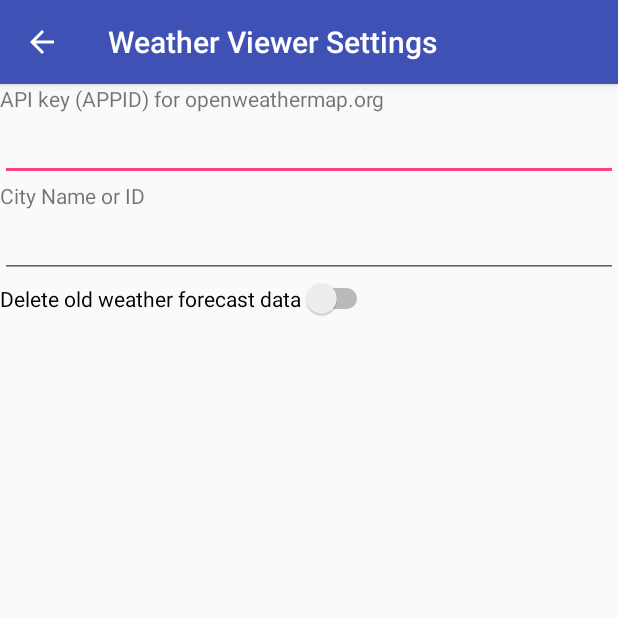
After one commit to trigor74/weatherviewer, an Android app: the SettingsActivity screen opened directly, with no data from a screen before it, on a phone screen of 412 x 824 dp, the top half of it. The commit adds this screen. Run offline under Robolectric (Android 15) with nearby library versions, the phone set to English and light mode, and no system bars; libraries missing offline, so code that uses them is left out: io.realm; 3 statements that could not run were skipped.

Commit message:
Added settings layout

```diff
--- a/app/build.gradle
+++ b/app/build.gradle
@@ -8,8 +8,8 @@ android {
         applicationId "com.itrifonov.weatherviewer"
         minSdkVersion 15
         targetSdkVersion 23
-        versionCode 2
-        versionName "2.0"
+        versionCode 3
+        versionName "2.0 alpha 2"
     }
     buildTypes {
         release {
--- a/app/src/main/java/com/itrifonov/weatherviewer/DetailActivity.java
+++ b/app/src/main/java/com/itrifonov/weatherviewer/activities/DetailActivity.java
@@ -1,9 +1,12 @@
-package com.itrifonov.weatherviewer;
+package com.itrifonov.weatherviewer.activities;
 
 import android.os.Bundle;
 import android.support.v7.app.ActionBar;
 import android.support.v7.app.AppCompatActivity;
 import android.support.v7.widget.Toolbar;
+
+import com.itrifonov.weatherviewer.R;
+import com.itrifonov.weatherviewer.fragments.ForecastDetailFragment;
 
 public class DetailActivity extends AppCompatActivity {
 
--- /dev/null
+++ b/app/src/main/java/com/itrifonov/weatherviewer/activities/SettingsActivity.java
@@ -0,0 +1,81 @@
+package com.itrifonov.weatherviewer.activities;
+
+import android.os.Bundle;
+import android.support.v7.app.ActionBar;
+import android.support.v7.app.AppCompatActivity;
+import android.support.v7.widget.Toolbar;
+import android.widget.EditText;
+import android.widget.Switch;
+
+import com.itrifonov.weatherviewer.R;
+import com.itrifonov.weatherviewer.models.Settings;
+
+import io.realm.Realm;
+import io.realm.RealmResults;
+
+public class SettingsActivity extends AppCompatActivity {
+
+    private Realm realm;
+    private EditText apiKey;
+    private EditText city;
+    private Switch delOldSwitch;
+
+    @Override
+    protected void onCreate(Bundle savedInstanceState) {
+        super.onCreate(savedInstanceState);
+        setContentView(R.layout.activity_settings);
+
+        Toolbar toolbar = (Toolbar) findViewById(R.id.toolbar);
+        setSupportActionBar(toolbar);
+        ActionBar actionBar = getSupportActionBar();
+        if (actionBar != null) {
+            actionBar.setDisplayHomeAsUpEnabled(true);
+        }
+
+        realm = Realm.getDefaultInstance();
+        apiKey = (EditText) findViewById(R.id.edit_text_api_key);
+        city = (EditText) findViewById(R.id.edit_text_city_name);
+        delOldSwitch = (Switch) findViewById(R.id.switch_delete_old_data);
+    }
+
+    @Override
+    protected void onStart() {
+        super.onStart();
+        RealmResults<Settings> realmResults = realm.allObjects(Settings.class);
+        if (realmResults.size() != 0) {
+            Settings settings = realmResults.first();
+            if (apiKey != null) {
+                apiKey.setText(settings.getApiKey());
+            }
+            if (city != null) {
+                city.setText(settings.getCity());
+            }
+            if (delOldSwitch != null) {
+                delOldSwitch.setChecked(settings.getDeleteOldData());
+            }
+        }
+    }
+
+    @Override
+    protected void onStop() {
+        super.onStop();
+        realm.beginTransaction();
+        Settings settings = realm.where(Settings.class).findFirst();
+        if (apiKey != null) {
+            settings.setApiKey(apiKey.getText().toString());
+        }
+        if (city != null) {
+            settings.setCity(city.getText().toString());
+        }
+        if (delOldSwitch != null) {
+            settings.setDeleteOldData(delOldSwitch.isChecked());
+        }
+        realm.commitTransaction();
+    }
+
+    @Override
+    protected void onDestroy() {
+        super.onDestroy();
+        realm.close();
+    }
+}
--- a/app/src/main/java/com/itrifonov/weatherviewer/WeatherApplication.java
+++ b/app/src/main/java/com/itrifonov/weatherviewer/application/WeatherApplication.java
@@ -1,4 +1,4 @@
-package com.itrifonov.weatherviewer;
+package com.itrifonov.weatherviewer.application;
 
 import android.app.Application;
 
--- a/app/src/main/java/com/itrifonov/weatherviewer/ForecastDetailFragment.java
+++ b/app/src/main/java/com/itrifonov/weatherviewer/fragments/ForecastDetailFragment.java
@@ -1,4 +1,4 @@
-package com.itrifonov.weatherviewer;
+package com.itrifonov.weatherviewer.fragments;
 
 import android.graphics.BitmapFactory;
 import android.os.Bundle;
@@ -11,6 +11,7 @@ import android.view.ViewGroup;
 import android.widget.ImageView;
 import android.widget.TextView;
 
+import com.itrifonov.weatherviewer.R;
 import com.itrifonov.weatherviewer.weatherapi.models.ForecastListItem;
 
 import java.text.SimpleDateFormat;
--- a/app/src/main/java/com/itrifonov/weatherviewer/ForecastListFragment.java
+++ b/app/src/main/java/com/itrifonov/weatherviewer/fragments/ForecastListFragment.java
@@ -1,4 +1,4 @@
-package com.itrifonov.weatherviewer;
+package com.itrifonov.weatherviewer.fragments;
 
 import android.content.Context;
 import android.os.Bundle;
@@ -12,6 +12,7 @@ import android.widget.AbsListView;
 import android.widget.AdapterView;
 import android.widget.ListView;
 
+import com.itrifonov.weatherviewer.R;
 import com.itrifonov.weatherviewer.weatherapi.models.ForecastListItem;
 import com.itrifonov.weatherviewer.weatherapi.WeatherAdapter;
 import com.itrifonov.weatherviewer.weatherapi.WeatherForecastUpdater;
--- a/app/src/main/java/com/itrifonov/weatherviewer/InfobarFragment.java
+++ b/app/src/main/java/com/itrifonov/weatherviewer/fragments/InfobarFragment.java
@@ -1,4 +1,4 @@
-package com.itrifonov.weatherviewer;
+package com.itrifonov.weatherviewer.fragments;
 
 import android.os.Bundle;
 import android.support.annotation.Nullable;
@@ -7,6 +7,9 @@ import android.view.LayoutInflater;
 import android.view.View;
 import android.view.ViewGroup;
 import android.widget.TextView;
+
+import com.itrifonov.weatherviewer.R;
+import com.itrifonov.weatherviewer.models.Settings;
 
 import java.text.DateFormat;
 
--- a/app/src/main/java/com/itrifonov/weatherviewer/Settings.java
+++ b/app/src/main/java/com/itrifonov/weatherviewer/models/Settings.java
@@ -1,4 +1,4 @@
-package com.itrifonov.weatherviewer;
+package com.itrifonov.weatherviewer.models;
 
 import io.realm.RealmObject;
 
--- a/app/src/main/java/com/itrifonov/weatherviewer/weatherapi/WeatherForecastUpdater.java
+++ b/app/src/main/java/com/itrifonov/weatherviewer/weatherapi/WeatherForecastUpdater.java
@@ -6,7 +6,7 @@ import com.google.gson.ExclusionStrategy;
 import com.google.gson.FieldAttributes;
 import com.google.gson.Gson;
 import com.google.gson.GsonBuilder;
-import com.itrifonov.weatherviewer.Settings;
+import com.itrifonov.weatherviewer.models.Settings;
 import com.itrifonov.weatherviewer.weatherapi.models.ForecastListItem;
 
 import java.io.ByteArrayOutputStream;
--- a/app/src/main/res/layout/activity_detail.xml
+++ b/app/src/main/res/layout/activity_detail.xml
@@ -9,14 +9,14 @@
 
     <fragment
         android:id="@+id/infobar"
-        android:name="com.itrifonov.weatherviewer.InfobarFragment"
+        android:name="com.itrifonov.weatherviewer.fragments.InfobarFragment"
         android:layout_width="match_parent"
         android:layout_height="wrap_content"
         tools:layout="@layout/fragment_infobar" />
 
     <fragment
         android:id="@+id/forecast_detail"
-        android:name="com.itrifonov.weatherviewer.ForecastDetailFragment"
+        android:name="com.itrifonov.weatherviewer.fragments.ForecastDetailFragment"
         android:layout_width="match_parent"
         android:layout_height="match_parent"
         tools:layout="@layout/fragment_forecast_detail" />
--- a/app/src/main/res/layout/activity_main.xml
+++ b/app/src/main/res/layout/activity_main.xml
@@ -4,7 +4,7 @@
     android:layout_width="match_parent"
     android:layout_height="match_parent"
     android:orientation="vertical"
-    tools:context=".MainActivity">
+    tools:context=".activities.MainActivity">
 
 
     <include layout="@layout/toolbar" />
@@ -20,14 +20,14 @@
 
             <fragment
                 android:id="@+id/infobar"
-                android:name="com.itrifonov.weatherviewer.InfobarFragment"
+                android:name="com.itrifonov.weatherviewer.fragments.InfobarFragment"
                 android:layout_width="match_parent"
                 android:layout_height="wrap_content"
                 tools:layout="@layout/fragment_infobar" />
 
             <fragment
                 android:id="@+id/forecast_list"
-                android:name="com.itrifonov.weatherviewer.ForecastListFragment"
+                android:name="com.itrifonov.weatherviewer.fragments.ForecastListFragment"
                 android:layout_width="match_parent"
                 android:layout_height="match_parent"
                 tools:layout="@layout/fragment_forecast_list" />
--- /dev/null
+++ b/app/src/main/res/layout/activity_settings.xml
@@ -0,0 +1,37 @@
+<?xml version="1.0" encoding="utf-8"?>
+<LinearLayout xmlns:android="http://schemas.android.com/apk/res/android"
+    android:layout_width="match_parent"
+    android:layout_height="match_parent"
+    android:orientation="vertical">
+
+    <include layout="@layout/toolbar" />
+
+    <TextView
+        android:id="@+id/text_view_api_key"
+        android:layout_width="wrap_content"
+        android:layout_height="wrap_content"
+        android:text="@string/settings_text_api_key" />
+
+    <EditText
+        android:id="@+id/edit_text_api_key"
+        android:layout_width="match_parent"
+        android:layout_height="wrap_content" />
+
+    <TextView
+        android:id="@+id/text_view_city_name"
+        android:layout_width="wrap_content"
+        android:layout_height="wrap_content"
+        android:text="@string/settings_text_city_name" />
+
+    <EditText
+        android:id="@+id/edit_text_city_name"
+        android:layout_width="match_parent"
+        android:layout_height="wrap_content" />
+
+    <Switch
+        android:id="@+id/switch_delete_old_data"
+        android:layout_width="wrap_content"
+        android:layout_height="wrap_content"
+        android:text="@string/settings_switch_delete_old_data" />
+
+</LinearLayout>
--- a/app/src/main/res/values/dimens.xml
+++ b/app/src/main/res/values/dimens.xml
@@ -2,5 +2,5 @@
     <!-- Default screen margins, per the Android Design guidelines. -->
     <dimen name="activity_horizontal_margin">16dp</dimen>
     <dimen name="activity_vertical_margin">16dp</dimen>
-    <dimen name="activity_list_width">350dp</dimen>
+    <dimen name="activity_list_width">280dp</dimen>
 </resources>
--- a/app/src/main/res/values/strings.xml
+++ b/app/src/main/res/values/strings.xml
@@ -1,5 +1,6 @@
 <resources>
     <string name="app_name">Weather Viewer</string>
+    <string name="app_settings">Weather Viewer Settings</string>
     <string name="action_refresh">Refresh</string>
     <string name="action_settings">Settings</string>
     <string name="action_search">Search</string>
@@ -14,4 +15,7 @@
     <string name="txt_snow">Snow volume for last 3 hours: %1$s</string>
     <string name="txt_no_data">Weather forecast is missing</string>
     <string name="txt_last_update">Last updated at %1$s</string>
+    <string name="settings_text_api_key">API key (APPID) for openweathermap.org</string>
+    <string name="settings_text_city_name">City Name or ID</string>
+    <string name="settings_switch_delete_old_data">Delete old weather forecast data</string>
 </resources>
```
Also changed, not shown: app/src/main/AndroidManifest.xml (+14 -5 lines), app/src/main/java/com/itrifonov/weatherviewer/activities/MainActivity.java (renamed from app/src/main/java/com/itrifonov/weatherviewer/MainActivity.java, +7 -2 lines), app/src/main/res/layout-sw600dp-land/activity_main.xml (+4 -4 lines), 1 other file.
